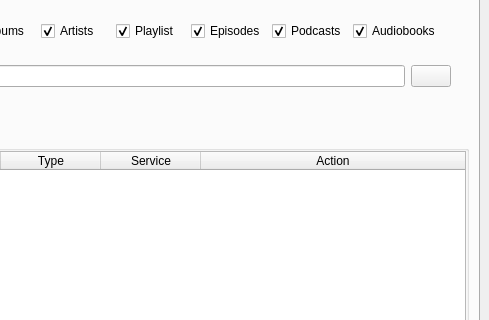
Old version of the form src/onthespot/qt/qtui/main.ui in the repository john20xdoe/onthespot-fork; both pictures show x 223 to 712 and y 87 to 407 of the 712 by 527 pixel window.
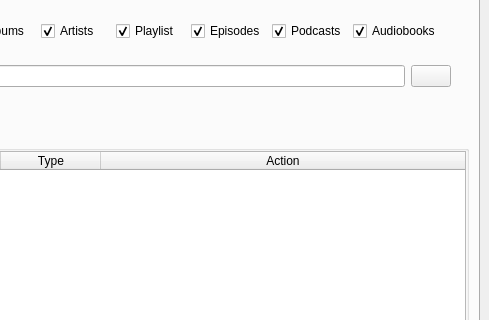
New version of the form. The open tabs and pages were chosen to show the change. Icons and pictures are not drawn.

Commit message: feat: declutter search results - remove Service column since alrady shown by pill.

```diff
--- a/src/onthespot/qt/qtui/main.ui
+++ b/src/onthespot/qt/qtui/main.ui
@@ -422,11 +422,6 @@
                <string>Type</string>
               </property>
              </column>
-             <column>
-              <property name="text">
-               <string>Service</string>
-              </property>
-             </column>
              <column>
               <property name="text">
                <string>Action</string>
```
The commit also changes 1 other file.
